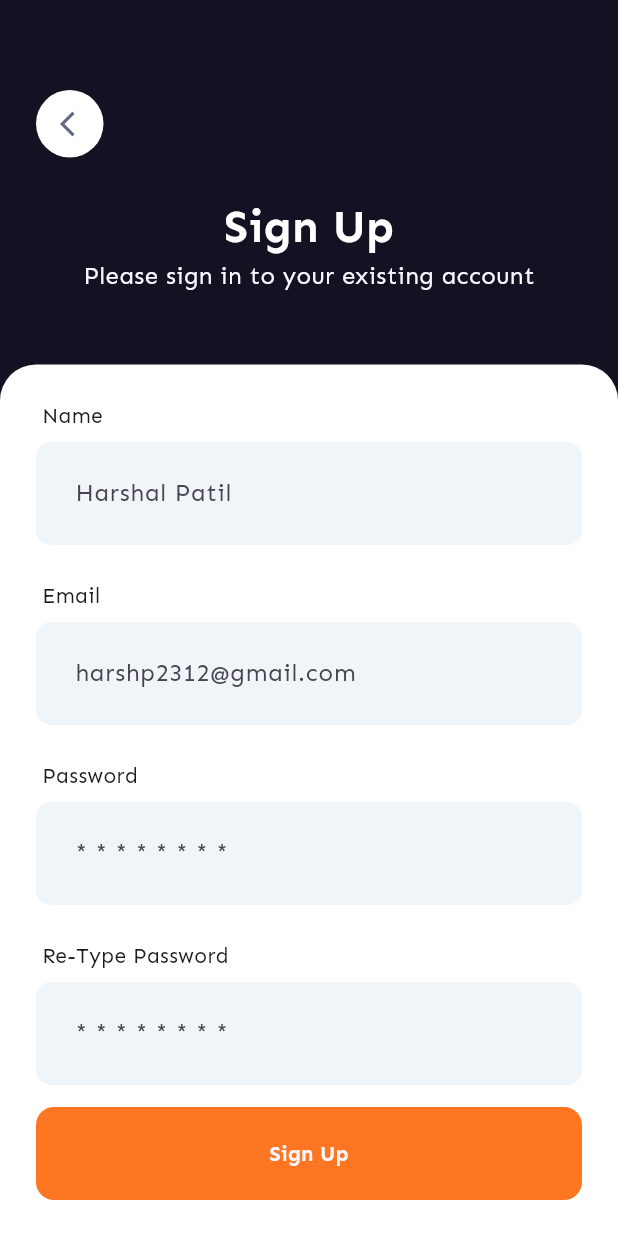
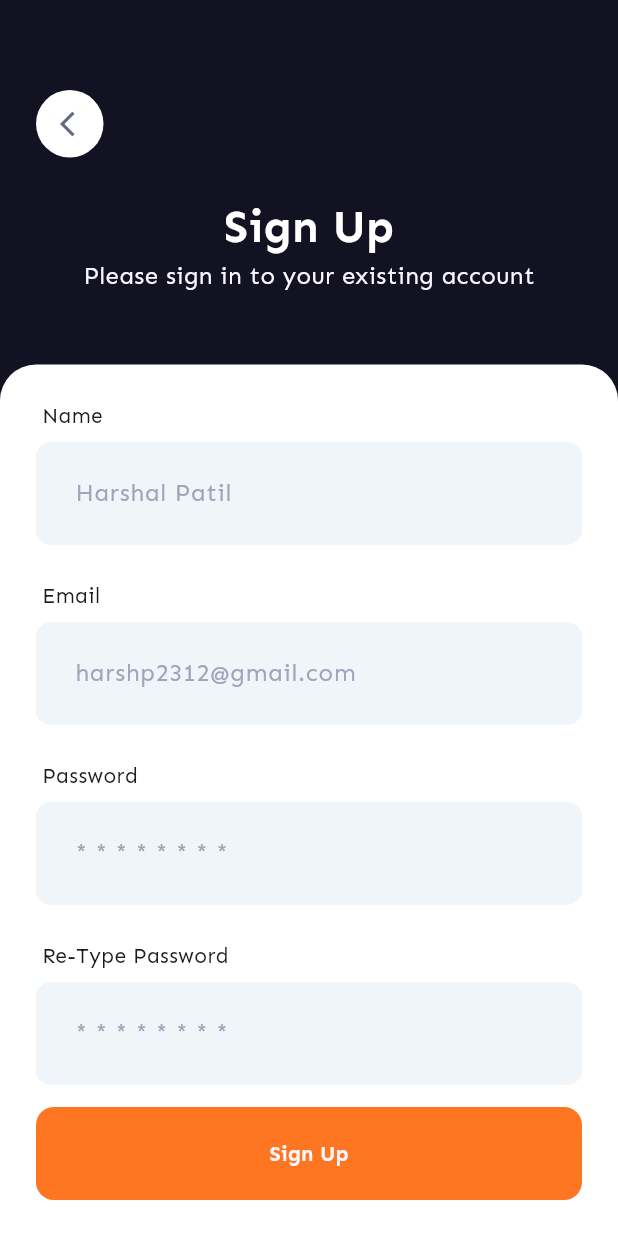
Before and after one commit to Harsh23patil/swigato, a Flutter app: the screen it shows after launch, on a phone screen of 412 x 824 dp. Run offline on Flutter 3.47's test engine with Material 3 defaults, Android fonts, the phone set to English and light mode, and no system bars; our stand-ins replace google_fonts.

Commit message:
sign up ui changes

```diff
--- a/lib/core/common/widgets/custom_appbar.dart
+++ b/lib/core/common/widgets/custom_appbar.dart
@@ -1,6 +1,5 @@
 import 'package:flutter/material.dart';
 import 'package:swigato/core/common/widgets/widget_fuction_combine.dart';
-import 'package:swigato/core/theme/app_pallete.dart';
 
 class CustomAppbar extends StatelessWidget {
   final WidgetFuctionCombine? firstWidget;
--- a/lib/core/theme/app_pallete.dart
+++ b/lib/core/theme/app_pallete.dart
@@ -11,4 +11,5 @@ class AppPallete {
   static const Color authFielBackgroundColor = Color.fromARGB(255, 240, 245, 250);
   static const Color secondaryLightTextColor = Color.fromARGB(255, 248, 247, 255);
   static const Color transparentColor = Color.fromARGB(0, 0, 0, 0);
+  static const Color authHintTextColor = Color.fromARGB(255, 160, 165, 186);
 }
--- a/lib/core/theme/theme.dart
+++ b/lib/core/theme/theme.dart
@@ -1,7 +1,6 @@
 import 'package:flutter/material.dart';
 import 'package:google_fonts/google_fonts.dart';
 import 'package:swigato/core/theme/app_pallete.dart';
-import 'package:swigato/core/theme/textstyle.dart';
 
 class AppTheme {
   static final _border = OutlineInputBorder(
@@ -18,7 +17,7 @@ class AppTheme {
     inputDecorationTheme: InputDecorationTheme(
       filled: true,
       fillColor: AppPallete.authFielBackgroundColor,
-      contentPadding: EdgeInsets.all(22),
+      contentPadding: const EdgeInsets.all(22),
       labelStyle: const TextStyle(
         // fontFamily: FontFamily.sen,
         fontSize: 18,
--- a/lib/features/auth/presentation/pages/sign_up.dart
+++ b/lib/features/auth/presentation/pages/sign_up.dart
@@ -5,7 +5,6 @@ import 'package:swigato/core/common/widgets/custom_appbar.dart';
 import 'package:swigato/core/common/widgets/widget_fuction_combine.dart';
 import 'package:swigato/core/constants/texts.dart';
 import 'package:swigato/core/theme/app_pallete.dart';
-import 'package:swigato/core/theme/textstyle.dart';
 import 'package:swigato/features/auth/presentation/widgets/auth_field.dart';
 
 class SignUp extends StatefulWidget {
@@ -30,7 +29,7 @@ class _SignUpState extends State<SignUp> {
           ),
 
           Container(
-            padding: EdgeInsets.symmetric(horizontal: 24),
+            padding: const EdgeInsets.symmetric(horizontal: 24),
             child: const Text(
               AppText.SIGNUP,
               style: TextStyle(
--- a/lib/features/auth/presentation/widgets/auth_field.dart
+++ b/lib/features/auth/presentation/widgets/auth_field.dart
@@ -1,4 +1,5 @@
 import 'package:flutter/material.dart';
+import 'package:swigato/core/theme/app_pallete.dart';
 
 class AuthField extends StatelessWidget {
   final String hintText;
@@ -23,6 +24,9 @@ class AuthField extends StatelessWidget {
         TextFormField(
           decoration: InputDecoration(
             hintText: hintText,
+            hintStyle: const TextStyle(
+              color: AppPallete.authHintTextColor,
+            ),
             floatingLabelBehavior: FloatingLabelBehavior.always,
           ),
           obscureText: obscureText,
```
